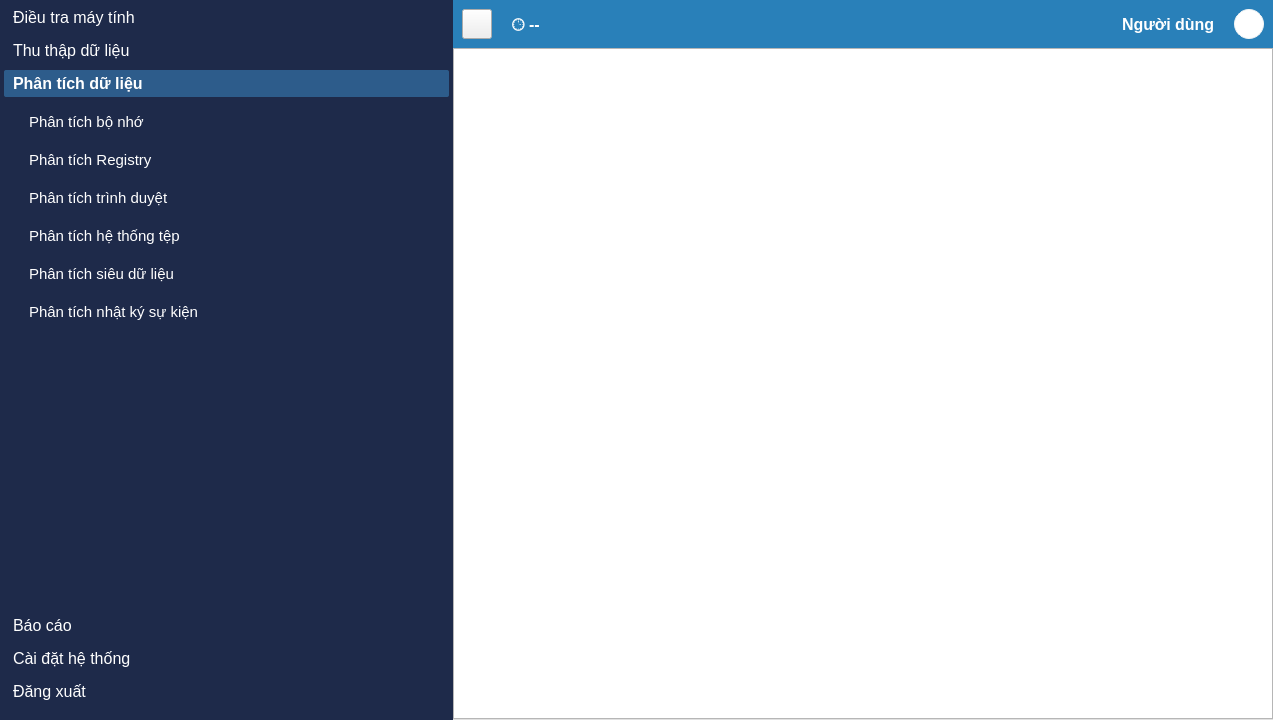
Before: the Qt Designer form views/main_window.ui in Tlinhk/Windows_forensic, drawn with Qt 5.
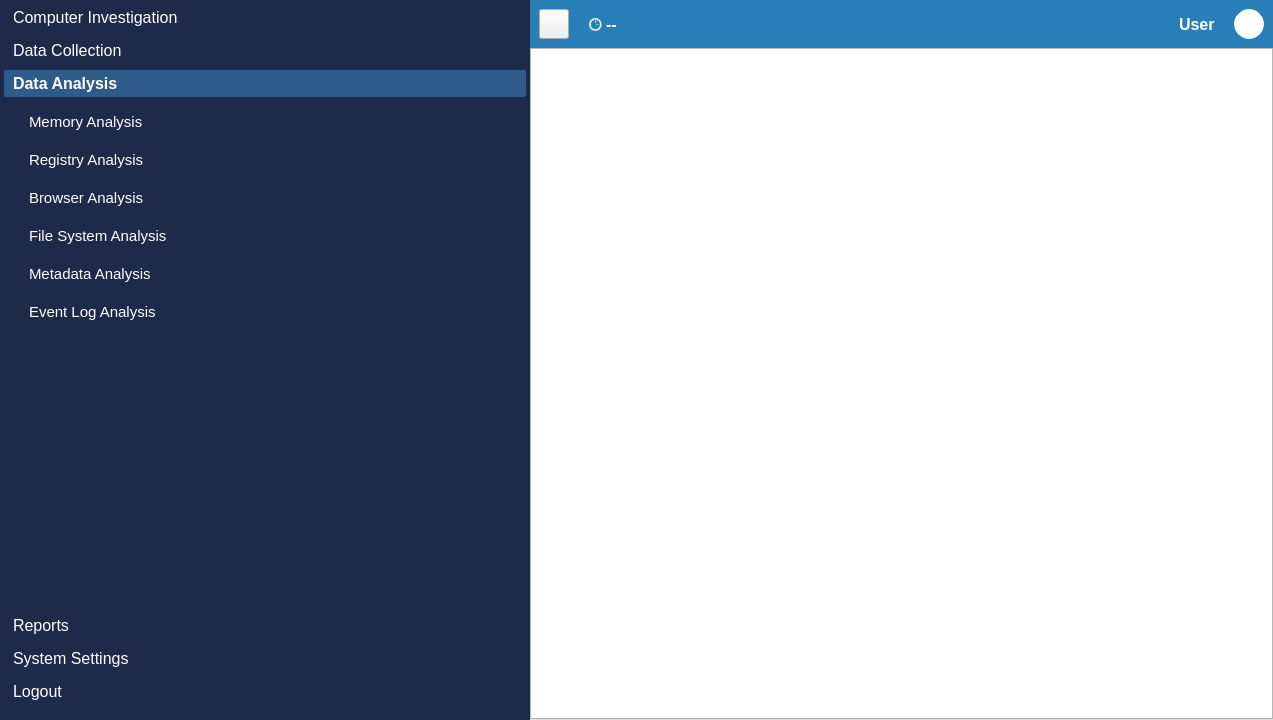
After: the same form once the commit is applied. Icons and pictures are not drawn.

Diff of the .ui file:
```diff
--- a/views/main_window.ui
+++ b/views/main_window.ui
@@ -122,7 +122,7 @@
              <normaloff>:/icons/icons/antivirus_2894894.png</normaloff>:/icons/icons/antivirus_2894894.png</iconset>
            </attribute>
            <attribute name="label">
-            <string>Điều tra máy tính</string>
+            <string>Computer Investigation</string>
            </attribute>
            <layout class="QVBoxLayout" name="verticalLayout">
             <property name="spacing">
@@ -226,7 +226,7 @@
              <normaloff>:/icons/icons/icons8-collect-50.png</normaloff>:/icons/icons/icons8-collect-50.png</iconset>
            </attribute>
            <attribute name="label">
-            <string>Thu thập dữ liệu</string>
+            <string>Data Collection</string>
            </attribute>
            <layout class="QVBoxLayout" name="verticalLayout_2">
             <property name="spacing">
@@ -309,7 +309,7 @@
              <normaloff>:/icons/icons/icons8-combo-chart-50.png</normaloff>:/icons/icons/icons8-combo-chart-50.png</iconset>
            </attribute>
            <attribute name="label">
-            <string>Phân tích dữ liệu</string>
+            <string>Data Analysis</string>
            </attribute>
            <layout class="QVBoxLayout" name="verticalLayout_3">
             <property name="spacing">
@@ -338,7 +338,7 @@
                <enum>Qt::NoFocus</enum>
               </property>
               <property name="text">
-               <string>Phân tích bộ nhớ</string>
+               <string>Memory Analysis</string>
               </property>
               <property name="checkable">
                <bool>true</bool>
@@ -356,7 +356,7 @@
                <enum>Qt::NoFocus</enum>
               </property>
               <property name="text">
-               <string>Phân tích Registry</string>
+               <string>Registry Analysis</string>
               </property>
               <property name="checkable">
                <bool>true</bool>
@@ -374,7 +374,7 @@
                <enum>Qt::NoFocus</enum>
               </property>
               <property name="text">
-               <string>Phân tích trình duyệt</string>
+               <string>Browser Analysis</string>
               </property>
               <property name="checkable">
                <bool>true</bool>
@@ -392,7 +392,7 @@
                <enum>Qt::NoFocus</enum>
               </property>
               <property name="text">
-               <string>Phân tích hệ thống tệp</string>
+               <string>File System Analysis</string>
               </property>
               <property name="checkable">
                <bool>false</bool>
@@ -410,7 +410,7 @@
                <enum>Qt::NoFocus</enum>
               </property>
               <property name="text">
-               <string>Phân tích siêu dữ liệu</string>
+               <string>Metadata Analysis</string>
               </property>
               <property name="checkable">
                <bool>true</bool>
@@ -428,7 +428,7 @@
                <enum>Qt::NoFocus</enum>
               </property>
               <property name="text">
-               <string>Phân tích nhật ký sự kiện</string>
+               <string>Event Log Analysis</string>
               </property>
               <property name="checkable">
                <bool>true</bool>
@@ -464,7 +464,7 @@
              <normaloff>:/icons/icons/icons8-report-50 (1).png</normaloff>:/icons/icons/icons8-report-50 (1).png</iconset>
            </attribute>
            <attribute name="label">
-            <string>Báo cáo</string>
+            <string>Reports</string>
            </attribute>
            <layout class="QVBoxLayout" name="verticalLayout_4">
             <property name="spacing">
@@ -523,7 +523,7 @@
              <normaloff>:/icons/icons/icons8-system-setting-53 (1).png</normaloff>:/icons/icons/icons8-system-setting-53 (1).png</iconset>
            </attribute>
            <attribute name="label">
-            <string>Cài đặt hệ thống</string>
+            <string>System Settings</string>
            </attribute>
            <layout class="QVBoxLayout" name="verticalLayout_5">
             <property name="spacing">
@@ -570,7 +570,7 @@
              <normaloff>:/icons/icons/icons8-logout-50.png</normaloff>:/icons/icons/icons8-logout-50.png</iconset>
            </attribute>
            <attribute name="label">
-            <string>Đăng xuất</string>
+            <string>Logout</string>
            </attribute>
            <layout class="QGridLayout" name="gridLayout_3">
             <property name="leftMargin">
@@ -713,7 +713,7 @@
 }</string>
              </property>
              <property name="text">
-              <string>Người dùng</string>
+              <string>User</string>
              </property>
             </widget>
            </item>
```
Left out of the diff: 12 changed lines with no effect on the pictures.
